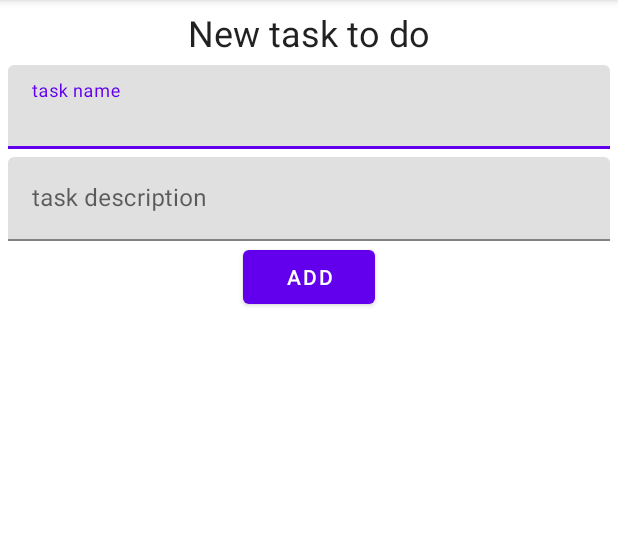
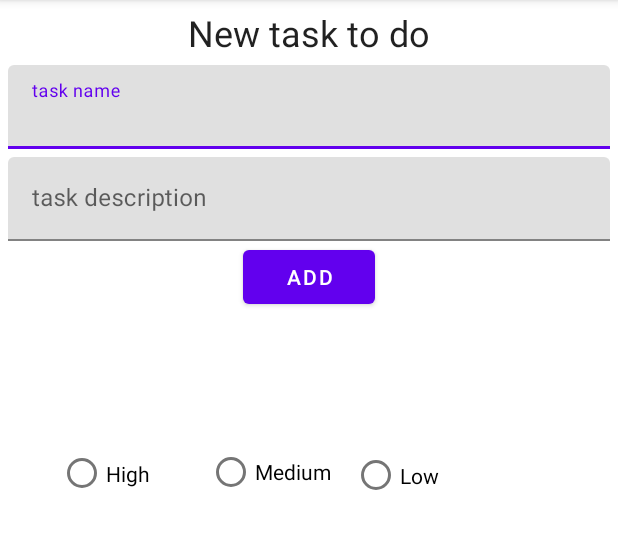
Before and after one commit to natycristina/TodoV1App-Mobile, an Android app: the screen it shows after launch (AddTaskActivity), after a tap on "ADD TASK", on a phone screen of 412 x 824 dp, the part 84-633 px from its top. Run offline under Robolectric (Android 15) with nearby library versions, the phone set to English and light mode, and no system bars.

Commit message:
Modificações propostas

```diff
--- a/app/src/main/res/layout/activity_add_task.xml
+++ b/app/src/main/res/layout/activity_add_task.xml
@@ -25,6 +25,19 @@
         app:layout_constraintEnd_toEndOf="parent"
         app:layout_constraintStart_toStartOf="parent"
         app:layout_constraintTop_toBottomOf="@+id/textInputLayout2" />
+
+
+    <RadioGroup
+        android:id="@+id/priorityRadioGroup"
+        android:layout_width="wrap_content"
+        android:layout_height="wrap_content"
+        android:orientation="horizontal"
+        android:layout_marginTop="8dp"
+        app:layout_constraintTop_toBottomOf="@id/textInputLayout2"
+        app:layout_constraintStart_toStartOf="parent"
+        app:layout_constraintEnd_toEndOf="parent">
+
+    </RadioGroup>
 
     <com.google.android.material.textfield.TextInputLayout
         android:id="@+id/textInputLayout"
@@ -58,4 +71,40 @@
             android:layout_width="match_parent"
             android:layout_height="wrap_content" />
     </com.google.android.material.textfield.TextInputLayout>
+
+    <RadioButton
+        android:id="@+id/highPriorityRadio"
+        android:layout_width="83dp"
+        android:layout_height="50dp"
+        android:text="High"
+        app:layout_constraintBottom_toBottomOf="parent"
+        app:layout_constraintEnd_toEndOf="parent"
+        app:layout_constraintHorizontal_bias="0.117"
+        app:layout_constraintStart_toStartOf="parent"
+        app:layout_constraintTop_toTopOf="parent"
+        app:layout_constraintVertical_bias="0.405" />
+
+    <RadioButton
+        android:id="@+id/mediumPriorityRadio"
+        android:layout_width="wrap_content"
+        android:layout_height="wrap_content"
+        android:text="Medium"
+        app:layout_constraintBottom_toBottomOf="parent"
+        app:layout_constraintEnd_toEndOf="parent"
+        app:layout_constraintHorizontal_bias="0.42"
+        app:layout_constraintStart_toStartOf="parent"
+        app:layout_constraintTop_toTopOf="parent"
+        app:layout_constraintVertical_bias="0.404" />
+
+    <RadioButton
+        android:id="@+id/lowPriorityRadio"
+        android:layout_width="99dp"
+        android:layout_height="50dp"
+        android:text="Low"
+        app:layout_constraintBottom_toBottomOf="parent"
+        app:layout_constraintEnd_toEndOf="parent"
+        app:layout_constraintHorizontal_bias="0.75"
+        app:layout_constraintStart_toStartOf="parent"
+        app:layout_constraintTop_toTopOf="parent"
+        app:layout_constraintVertical_bias="0.407" />
 </androidx.constraintlayout.widget.ConstraintLayout>
--- a/app/src/main/res/menu/context_menu.xml
+++ b/app/src/main/res/menu/context_menu.xml
@@ -4,4 +4,8 @@
     <item android:id="@+id/deleteItem" android:title="@string/lbl_delete"></item>
     <item android:id="@+id/toTopItem" android:title="@string/lbl_totop"></item>
     <item android:id="@+id/toEndItem" android:title="@string/lbl_toend"></item>
+    <item
+        android:id="@+id/prioritizeItem"
+        android:title="Prioritize" />
+
 </menu>
--- a/build.gradle
+++ b/build.gradle
@@ -1,7 +1,7 @@
 // Top-level build file where you can add configuration options common to all sub-projects/modules.
 plugins {
-    id 'com.android.application' version '8.2.0' apply false
-    id 'com.android.library' version '8.2.0' apply false
+    id 'com.android.application' version '8.9.1' apply false
+    id 'com.android.library' version '8.9.1' apply false
 }
 
 task clean(type: Delete) {
```
Also changed, not shown: app/src/main/java/com/example/todov1app/AddTaskActivity.java (+13 -1 lines), app/src/main/java/com/example/todov1app/MainActivity.java (+23 -2 lines), app/src/main/java/com/example/todov1app/Task.java (+12 -2 lines), app/src/main/java/com/example/todov1app/TaskRecyclerViewAdapter.java (+11 -0 lines), app/src/main/res/layout/recyclerview_row.xml (+7 -0 lines).
